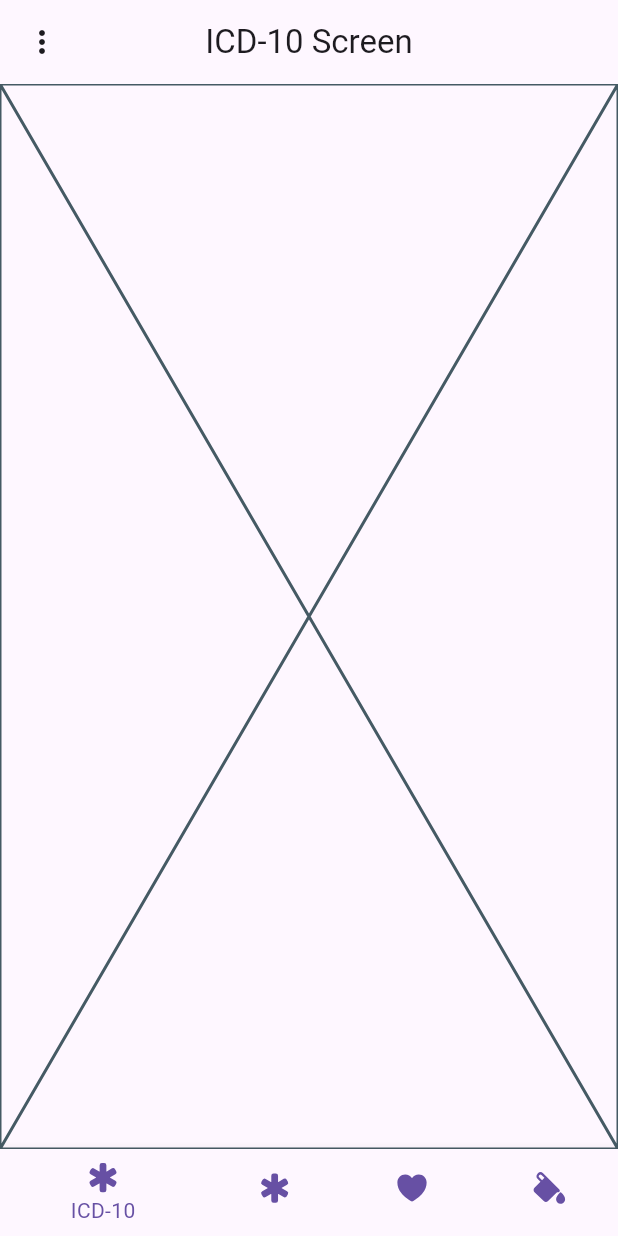
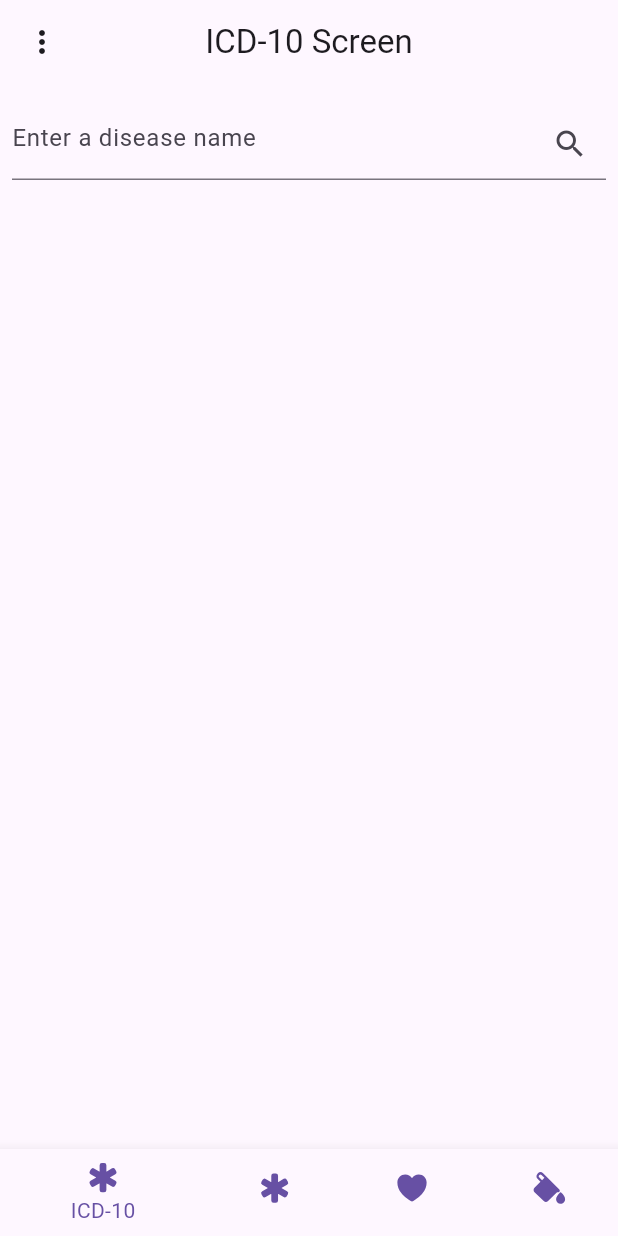
Before and after one commit to FirstGalacticEmpire/PathoCodes, a Flutter app: the screen it shows after launch, on a phone screen of 412 x 824 dp. Run offline on Flutter 3.47's test engine with Material 3 defaults, Android fonts, the phone set to English and light mode, and no system bars; our stand-ins replace go_router, hooks_riverpod, ionicons.

Commit message:
added search fields

```diff
--- a/lib/interface/icd_10_screen.dart
+++ b/lib/interface/icd_10_screen.dart
@@ -1,17 +1,33 @@
 import 'package:flutter/material.dart';
+import 'package:hooks_riverpod/hooks_riverpod.dart';
+import 'package:patho_helper_mobile/widgets/basic_screen.dart';
 
-import 'package:hooks_riverpod/hooks_riverpod.dart';
-
-import 'package:patho_helper_mobile/widgets/basic_screen.dart';
 
 class ICD10Screen extends ConsumerWidget {
   const ICD10Screen({super.key});
 
   @override
   Widget build(BuildContext context, WidgetRef ref) {
+    final searchController = TextEditingController();
     return BasicScreen(
       appContext: context,
-      body: Placeholder(),
+      body: Column(children: [
+        Padding(
+            padding: const EdgeInsets.symmetric(horizontal: 8, vertical: 16),
+            child: TextField(
+                controller: searchController,
+                decoration: InputDecoration(
+                  border: const UnderlineInputBorder(),
+                  hintText: 'Enter a disease name',
+                  suffixIcon: IconButton(
+                    icon: const Icon(Icons.search),
+                    onPressed: () {
+                      //todo send request with disease name
+                      //list of codes as a response
+                    },
+                  ),
+                ))),
+      ]),
       title: 'ICD-10 Screen',
       leftButton: IconButton(
         onPressed: () => Scaffold.of(context).openDrawer(),
```
Also changed, not shown: lib/interface/idc_o_screen.dart (+18 -3 lines).
